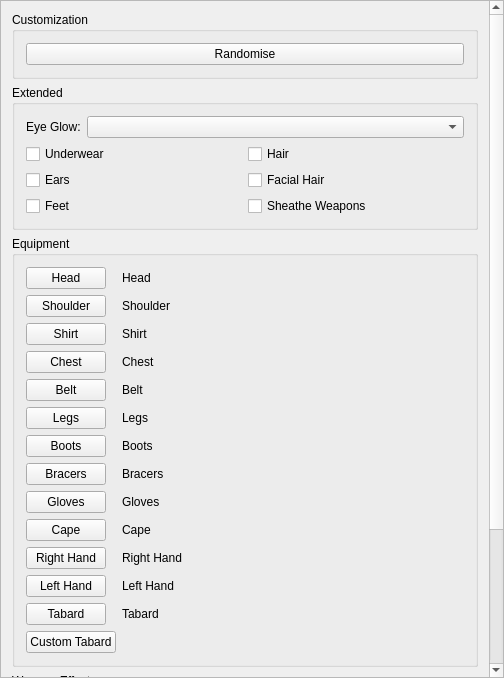
Frostshake/WMVx, file WMVx/CharacterControl.ui: the form before one commit.
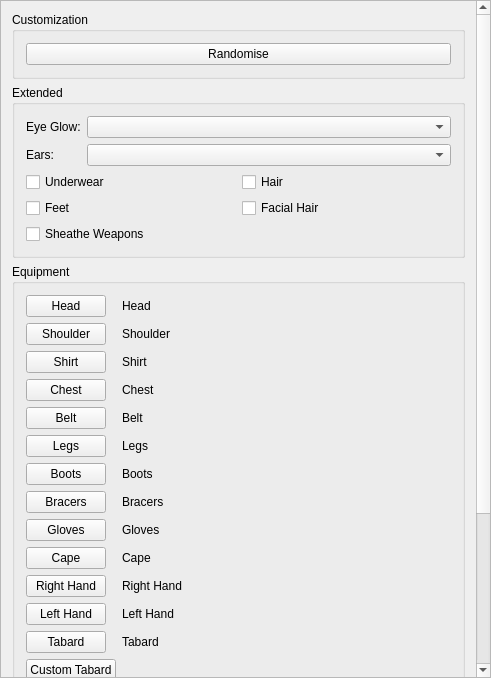
The form after the commit.

```diff
--- a/WMVx/CharacterControl.ui
+++ b/WMVx/CharacterControl.ui
@@ -6,7 +6,7 @@
    <rect>
     <x>0</x>
     <y>0</y>
-    <width>504</width>
+    <width>491</width>
     <height>678</height>
    </rect>
   </property>
@@ -36,8 +36,8 @@
        <rect>
         <x>0</x>
         <y>0</y>
-        <width>485</width>
-        <height>856</height>
+        <width>472</width>
+        <height>884</height>
        </rect>
       </property>
       <layout class="QVBoxLayout" name="verticalLayout_2">
@@ -85,6 +85,16 @@
               </property>
              </widget>
             </item>
+            <item row="2" column="0">
+             <widget class="QLabel" name="labelEars">
+              <property name="text">
+               <string>Ears:</string>
+              </property>
+             </widget>
+            </item>
+            <item row="2" column="1">
+             <widget class="QComboBox" name="comboBoxEars"/>
+            </item>
            </layout>
           </item>
           <item>
@@ -96,10 +106,10 @@
               </property>
              </widget>
             </item>
-            <item row="1" column="0">
-             <widget class="QCheckBox" name="checkBoxEars">
+            <item row="1" column="1">
+             <widget class="QCheckBox" name="checkBoxFacialHair">
               <property name="text">
-               <string>Ears</string>
+               <string>Facial Hair</string>
               </property>
              </widget>
             </item>
@@ -110,21 +120,14 @@
               </property>
              </widget>
             </item>
-            <item row="1" column="1">
-             <widget class="QCheckBox" name="checkBoxFacialHair">
-              <property name="text">
-               <string>Facial Hair</string>
-              </property>
-             </widget>
-            </item>
-            <item row="2" column="0">
+            <item row="1" column="0">
              <widget class="QCheckBox" name="checkBoxFeet">
               <property name="text">
                <string>Feet</string>
               </property>
              </widget>
             </item>
-            <item row="2" column="1">
+            <item row="2" column="0">
              <widget class="QCheckBox" name="checkBoxSheatheWeapons">
               <property name="text">
                <string>Sheathe Weapons</string>
```
Left out of the diff: 2 changed lines with no effect on the pictures.
